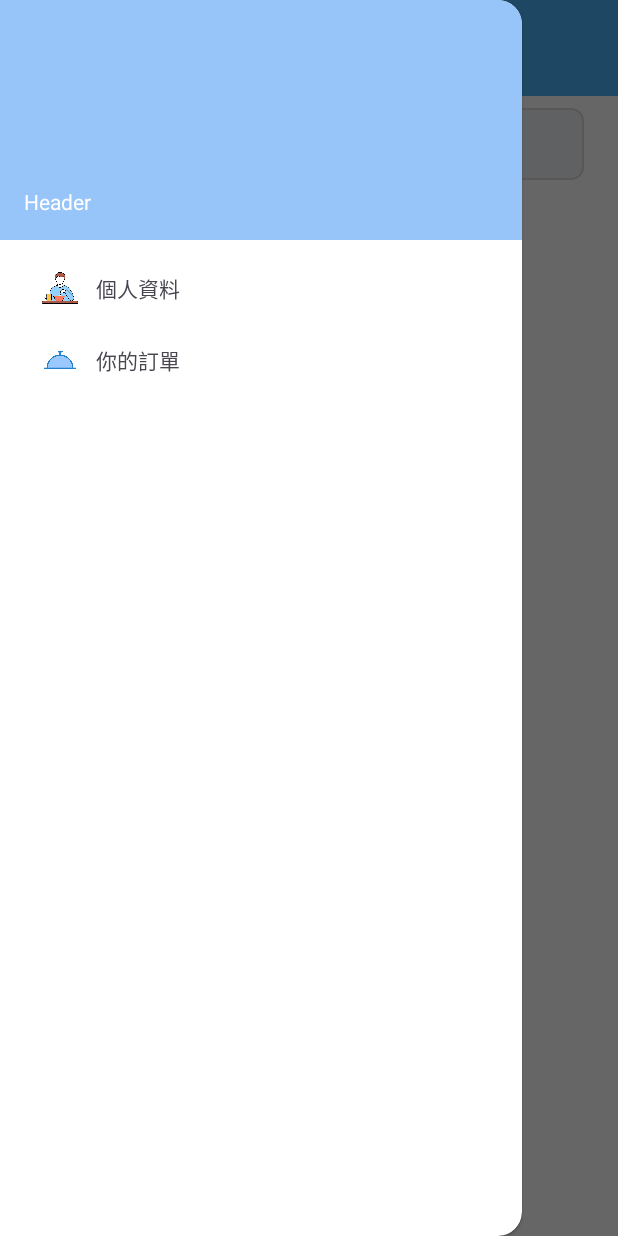
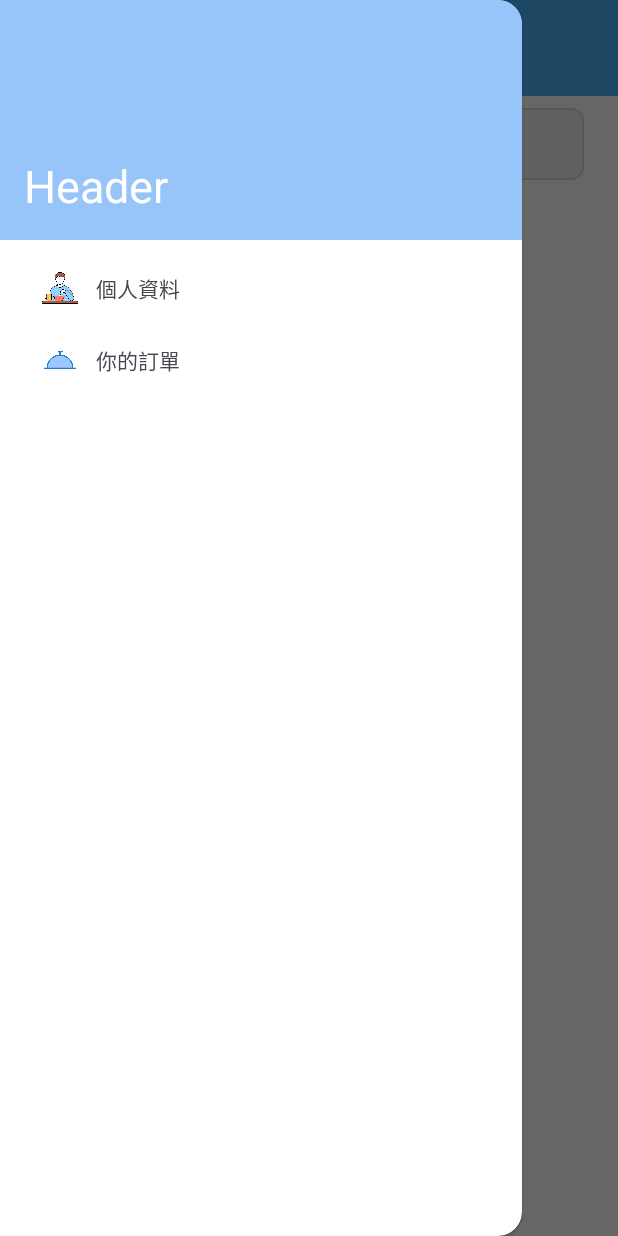
Before and after one commit to WhitePomeranian/Mobile-Application-Development_Hungry, an Android app: the screen it shows after launch once a user with an empty profile is signed in (SearchShop), with the side drawer open, on a phone screen of 412 x 824 dp. Run offline under Robolectric (Android 15) with nearby library versions, the phone set to English and light mode, and no system bars; our stand-ins replace Firebase (no records; nobody signed in at launch, a user with empty details on screens opened directly); libraries missing offline, so code that uses them is left out: com.firebase.client; pictures from the network do not load; 1 statement that could not run was skipped.

Commit message:
調整header字體大小

```diff
--- a/app/src/main/res/layout/activity_search_shop.xml
+++ b/app/src/main/res/layout/activity_search_shop.xml
@@ -60,6 +60,7 @@
         android:layout_gravity="start"
         android:background="@color/white"
         app:headerLayout="@layout/drawer_header_layout"
-        app:menu="@menu/drawer_menu" />
+        app:menu="@menu/drawer_menu"
+        android:theme="@style/drawer_text_style" />
 
 </androidx.drawerlayout.widget.DrawerLayout>
--- a/app/src/main/res/menu/drawer_menu.xml
+++ b/app/src/main/res/menu/drawer_menu.xml
@@ -1,4 +1,5 @@
-<menu xmlns:android="http://schemas.android.com/apk/res/android">
+<menu xmlns:app="http://schemas.android.com/apk/res-auto"
+    xmlns:android="http://schemas.android.com/apk/res/android">
     <item
         android:id="@+id/nav_home"
         android:icon="@drawable/user"
--- a/app/src/main/res/values/themes.xml
+++ b/app/src/main/res/values/themes.xml
@@ -6,4 +6,7 @@
     </style>
 
     <style name="Theme.Hungry" parent="Base.Theme.Hungry" />
+    <style name="drawer_text_style">
+        <item name="android:textSize">30sp</item>
+    </style>
 </resources>
```
